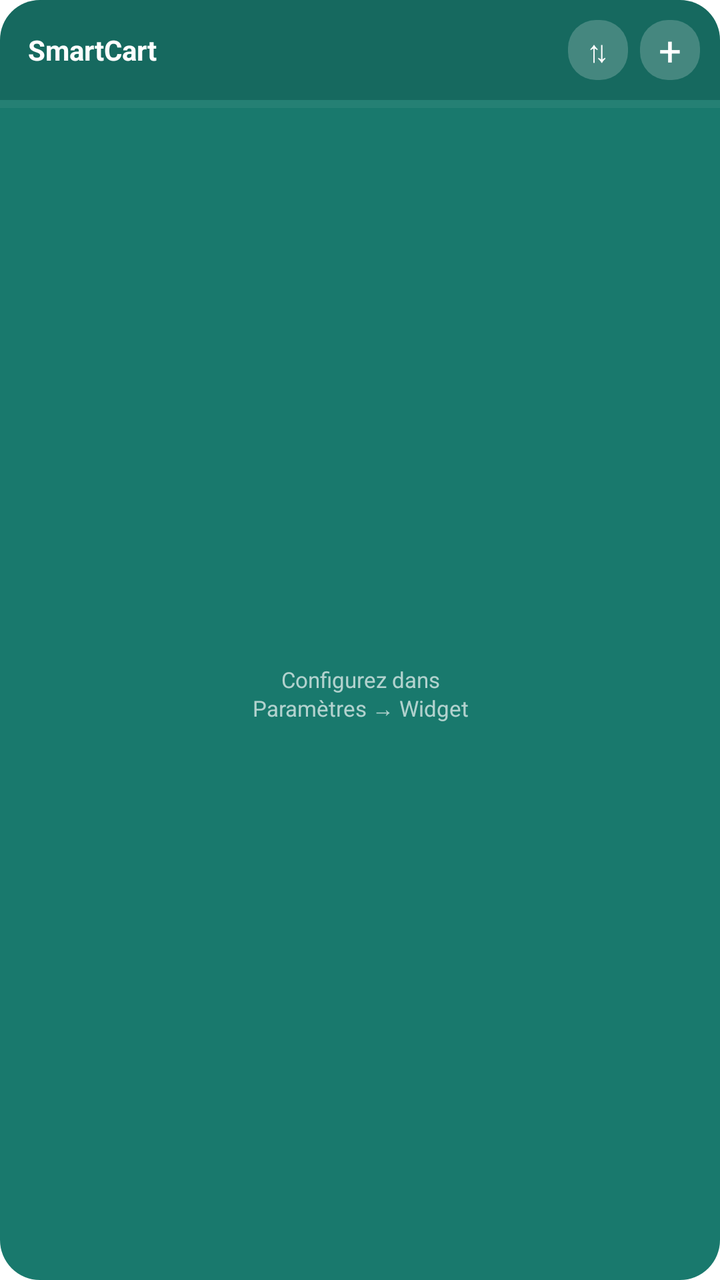
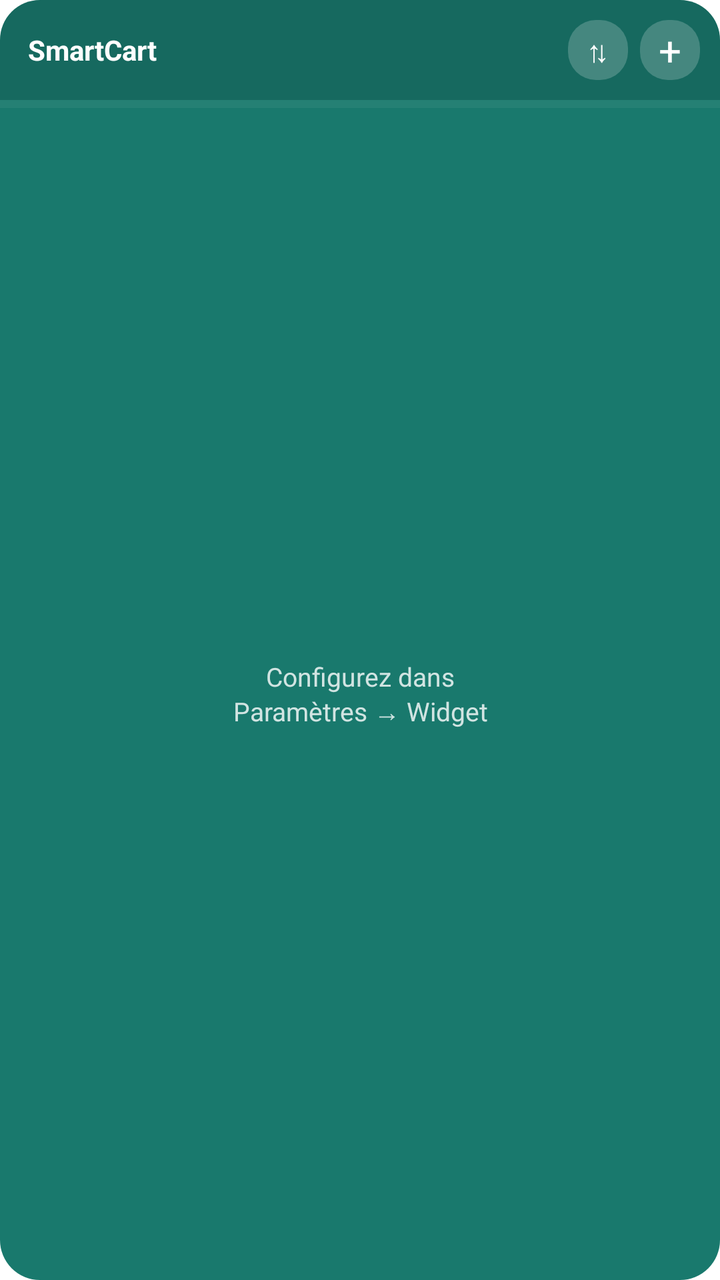

Before-and-after screenshots of an Android layout around one commit, followed by the original layout XML and the change that was made.
<!-- AndroidManifest.xml: fallback theme Theme.MaterialComponents.DayNight.NoActionBar -->
<!-- res/layout/smartcart_widget_layout.xml -->
<?xml version="1.0" encoding="utf-8"?>
<FrameLayout
    xmlns:android="http://schemas.android.com/apk/res/android"
    android:layout_width="match_parent"
    android:layout_height="match_parent">

    
    <ImageView
        android:id="@+id/widget_bg"
        android:layout_width="match_parent"
        android:layout_height="match_parent"
        android:scaleType="fitXY"
        android:src="@drawable/widget_background"/>

    <LinearLayout
        android:layout_width="match_parent"
        android:layout_height="match_parent"
        android:orientation="vertical"
        android:padding="0dp">

    
    <LinearLayout
        android:id="@+id/widget_header"
        android:layout_width="match_parent"
        android:layout_height="wrap_content"
        android:orientation="horizontal"
        android:gravity="center_vertical"
        android:paddingStart="14dp"
        android:paddingEnd="10dp"
        android:paddingTop="10dp"
        android:paddingBottom="10dp"
        android:background="@drawable/widget_header_background">

        <TextView
            android:id="@+id/widget_liste_nom"
            android:layout_width="0dp"
            android:layout_height="wrap_content"
            android:layout_weight="1"
            android:text="SmartCart"
            android:textSize="14sp"
            android:textStyle="bold"
            android:textColor="#FFFFFF"
            android:maxLines="1"
            android:ellipsize="end"/>

        <TextView
            android:id="@+id/widget_compteur"
            android:layout_width="wrap_content"
            android:layout_height="wrap_content"
            android:text=""
            android:textSize="11sp"
            android:textColor="#CCFFFFFF"
            android:layout_marginEnd="10dp"/>

        
        <TextView
            android:id="@+id/widget_btn_tri"
            android:layout_width="30dp"
            android:layout_height="30dp"
            android:text="⇅"
            android:textSize="15sp"
            android:textColor="#FFFFFF"
            android:gravity="center"
            android:layout_marginEnd="6dp"
            android:background="@drawable/widget_btn_background"/>

        <TextView
            android:id="@+id/widget_btn_add"
            android:layout_width="30dp"
            android:layout_height="30dp"
            android:text="+"
            android:textSize="20sp"
            android:textColor="#FFFFFF"
            android:gravity="center"
            android:background="@drawable/widget_btn_background"/>
    </LinearLayout>

    
    <ProgressBar
        android:id="@+id/widget_progress"
        style="?android:attr/progressBarStyleHorizontal"
        android:layout_width="match_parent"
        android:layout_height="4dp"
        android:max="100"
        android:progress="0"
        android:progressTint="#FFFFFF"
        android:progressBackgroundTint="#33FFFFFF"/>

    
    <FrameLayout
        android:layout_width="match_parent"
        android:layout_height="0dp"
        android:layout_weight="1">

        <ListView
            android:id="@+id/widget_list"
            android:layout_width="match_parent"
            android:layout_height="match_parent"
            android:divider="@null"
            android:dividerHeight="0dp"
            android:paddingTop="4dp"
            android:paddingBottom="4dp"
            android:scrollbars="none"/>

        
        <TextView
            android:id="@+id/widget_empty"
            android:layout_width="match_parent"
            android:layout_height="match_parent"
            android:text="Configurez dans\nParamètres → Widget"
            android:textSize="11sp"
            android:textColor="#AAFFFFFF"
            android:gravity="center"/>

    </FrameLayout>

    </LinearLayout>
</FrameLayout>
<!-- resources referenced by this layout -->
<resources>
  <!-- drawable widget_background (drawable) -->
  <?xml version="1.0" encoding="utf-8"?>
  <shape xmlns:android="http://schemas.android.com/apk/res/android">
      <solid android:color="#E6006B5E"/>
      <corners android:radius="20dp"/>
  </shape>
  <!-- drawable widget_btn_background (drawable) -->
  <?xml version="1.0" encoding="utf-8"?>
  <shape xmlns:android="http://schemas.android.com/apk/res/android">
      <solid android:color="#33FFFFFF"/>
      <corners android:radius="14dp"/>
  </shape>
  <!-- drawable widget_header_background (drawable) -->
  <?xml version="1.0" encoding="utf-8"?>
  <shape xmlns:android="http://schemas.android.com/apk/res/android">
      <solid android:color="#22000000"/>
      <corners android:topLeftRadius="20dp" android:topRightRadius="20dp"/>
  </shape>
</resources>

<!-- the commit's change to res/layout/smartcart_widget_layout.xml (unified diff, before → after) -->
@@ -48,7 +48,7 @@
             android:layout_width="wrap_content"
             android:layout_height="wrap_content"
             android:text=""
-            android:textSize="11sp"
+            android:textSize="12sp"
             android:textColor="#CCFFFFFF"
             android:layout_marginEnd="10dp"/>
 
@@ -108,8 +108,8 @@
             android:layout_width="match_parent"
             android:layout_height="match_parent"
             android:text="Configurez dans\nParamètres → Widget"
-            android:textSize="11sp"
-            android:textColor="#AAFFFFFF"
+            android:textSize="13sp"
+            android:textColor="#CCFFFFFF"
             android:gravity="center"/>
 
     </FrameLayout>
